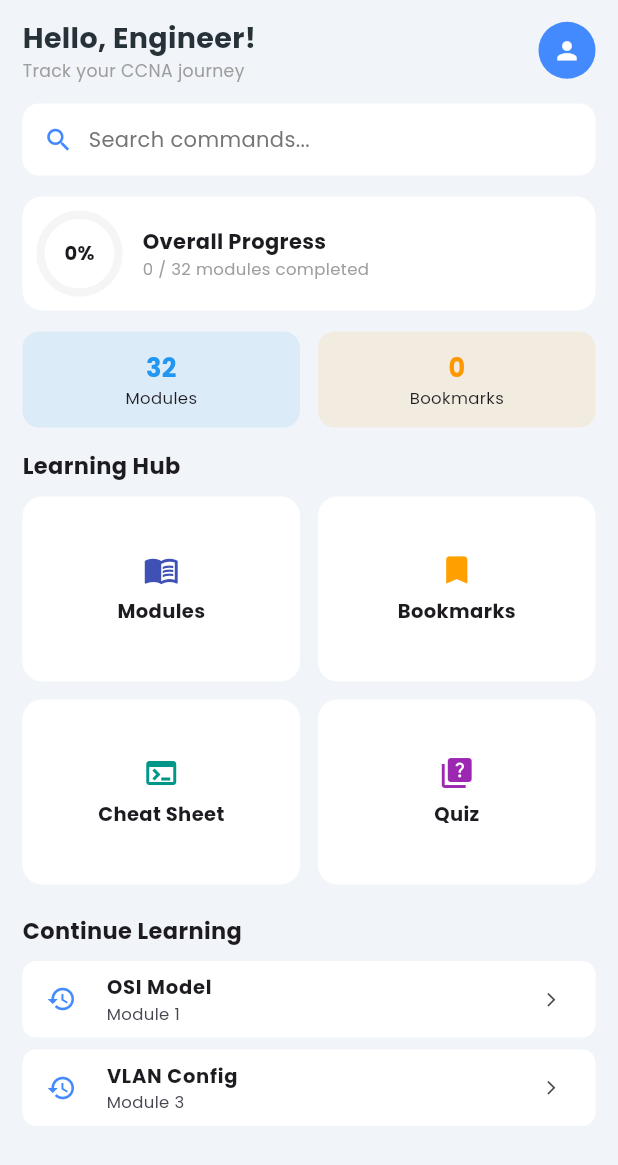
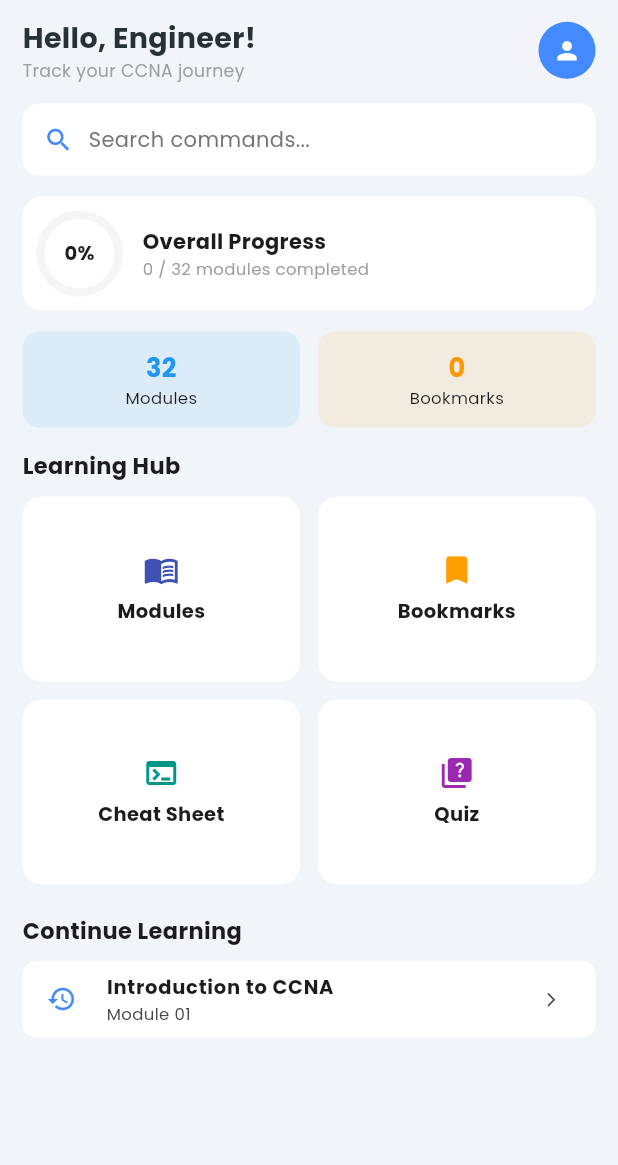
Before and after one commit to HASANALBANNA2024/ccna_command_hub, a Flutter app: the screen it shows after launch, after a tap on the "person" icon, after a tap on "Modules", on a phone screen of 412 x 824 dp. Shown: the top 1165 px of the screen. Run offline on Flutter 3.47's test engine with Material 3 defaults, Android fonts, the phone set to English and light mode, and no system bars; our stand-ins replace google_fonts, share_plus, shared_preferences.

Commit message:
last read logic update

```diff
--- a/lib/screens/dashboard_screen.dart
+++ b/lib/screens/dashboard_screen.dart
@@ -1,4 +1,5 @@
 import 'dart:convert';
+import 'package:ccna_command_hub/screens/sub_module_screen.dart';
 import 'package:ccna_command_hub/widgets/main_drawer.dart';
 import 'package:flutter/material.dart';
 import 'package:flutter/services.dart';
@@ -31,6 +32,55 @@
   int passedModulesCount = 0;
   double progressPercentage = 0.0;
 
+  String lastReadId = "m1";
+  String lastReadName = "Introduction to CCNA";
+  List<dynamic> lastSubModules = [];
+
+  Future<void> loadLastRead() async {
+    final prefs = await SharedPreferences.getInstance();
+    if (mounted) {
+      setState(() {
+        lastReadId = prefs.getString('last_mod_id') ?? "m1";
+        lastReadName = prefs.getString('last_mod_name') ?? "Introduction to CCNA";
+
+        String? subJson = prefs.getString('last_sub_modules');
+        if (subJson != null) {
+          lastSubModules = json.decode(subJson);
+        }
+      });
+    }
+  }
+
+  void navigateToLastRead() async {
+    // যদি একদম নতুন ইউজার হয় এবং lastSubModules খালি থাকে
+    if (lastSubModules.isEmpty) {
+      try {
+        final String response = await rootBundle.loadString('assets/data/modules.json');
+        final List<dynamic> data = json.decode(response);
+        // প্রথম মডিউলটি খুঁজে বের করা
+        var firstMod = data.firstWhere((m) => m['id'] == "m1");
+
+        lastSubModules = firstMod['subModules'];
+        lastReadName = firstMod['name'];
+      } catch (e) {
+        debugPrint("Error loading default module: $e");
+      }
+    }
+
+    if (!mounted) return;
+
+    // সরাসরি SubModuleScreen এ পাঠিয়ে দেওয়া
+    Navigator.push(
+      context,
+      MaterialPageRoute(
+        builder: (context) => SubModuleScreen(
+          moduleId: lastReadId,
+          moduleName: lastReadName,
+          subModules: lastSubModules,
+        ),
+      ),
+    ).then((_) => loadLastRead()); // ফিরে আসলে যদি মডিউল চেঞ্জ হয় তবে আপডেট হবে
+  }
 
   Future<void> updateOverallProgress() async {
     int passed = await UnlockService.getPassedQuizCount();
@@ -53,9 +103,7 @@
     if (mounted) {
       setState(() {
         bookmarkCount = bookmarks.length;
-        // যদি মডেল কনভার্ট করতে রেড লাইন দেয়, তবে এই লাইনটি আপাতত কমেন্ট করে রাখুন
-        // myGlobalBookmarkList = bookmarks.map((item) => ModuleModel.fromJson(item)).toList();
-      });
+   });
     }
   }
 
@@ -65,6 +113,7 @@
     loadDashboardData();
     updateBookmarkCount();
     updateOverallProgress();
+    loadLastRead();
   }
   @override
   void didChangeDependencies() {
@@ -72,6 +121,7 @@
     // কুইজ বা মডিউল থেকে ফিরে আসলে এটি অটো রিফ্রেশ করবে
     updateOverallProgress();
     updateBookmarkCount();
+    loadLastRead();
   }
 
   Future<void> loadDashboardData() async {
@@ -229,19 +279,6 @@
                     },
                   ),
 
-
-
-                  // _buildMenuCard(context, "Bookmarks", Icons.bookmark, Colors.amber.shade700, isDark, () {
-                  //   Navigator.push(
-                  //       context,
-                  //       MaterialPageRoute(builder: (context) => BookmarkScreen(bookmarkedItems: myGlobalBookmarkList))
-                  //   ).then((value) {
-                  //
-                  //     // স্ক্রিন থেকে ফিরে আসার পর UI রিফ্রেশ করার জন্য
-                  //     setState(() {});
-                  //   });
-                  // }),
-
                   _buildMenuCard(context, "Bookmarks", Icons.bookmark, Colors.amber.shade700, isDark, () {
                     Navigator.push(
                       context,
@@ -249,9 +286,7 @@
                           builder: (context) => BookmarkScreen(bookmarkedItems: myGlobalBookmarkList)
                       ),
                     ).then((value) {
-                      // এই অংশটুকু ম্যাজিকের মতো কাজ করবে!
-                      // বুকমার্ক স্ক্রিন থেকে ব্যাক করলেই নিচের ফাংশনগুলো আবার চলবে
-                      updateBookmarkCount();
+                  updateBookmarkCount();
                       updateOverallProgress(); // প্রগ্রেসও আপডেট হয়ে যাবে
                     });
                   }),
@@ -265,8 +300,7 @@
                     int targetModule = 1;
 
                     for (int i = 32; i >= 1; i--) {
-                      // উল্টো দিক থেকে চেক করছি কোনটি সবার শেষ আনলক হয়েছে
-                      if (prefs.getBool('unlocked_mod_m$i') ?? false) {
+                    if (prefs.getBool('unlocked_mod_m$i') ?? false) {
                         targetModule = i;
                         break;
                       }
@@ -290,8 +324,16 @@
               // --- ৬. রিসেন্ট অ্যাক্টিভিটি ---
               const Text("Continue Learning", style: TextStyle(fontSize: 15, fontWeight: FontWeight.bold)),
               const SizedBox(height: 10),
-              _buildRecentItem("OSI Model", "Module 1", isDark),
-              _buildRecentItem("VLAN Config", "Module 3", isDark),
+
+              GestureDetector(
+                onTap: navigateToLastRead, // আমাদের তৈরি করা নেভিগেশন ফাংশন
+                child: _buildRecentItem(
+                  lastReadName, // সেভ করা মডিউলের নাম
+                  "Module ${lastReadId.replaceAll('m', '').padLeft(2, '0')}", // মডিউল আইডি
+                  isDark,
+                ),
+              ),
+
             ],
           ),
         ),
@@ -299,8 +341,7 @@
     );
   }
 
-  // --- হেল্পার উইজেটস (Size Adjusted) ---
-  // DashboardScreen-er niche ei function-ti thik korun
+
   Widget _buildOverallProgress(double percentage, int passedCount, bool isDark) {
     return Container(
       padding: const EdgeInsets.all(12),
```
Also changed, not shown: lib/screens/sub_module_screen.dart (+20 -1 lines).
